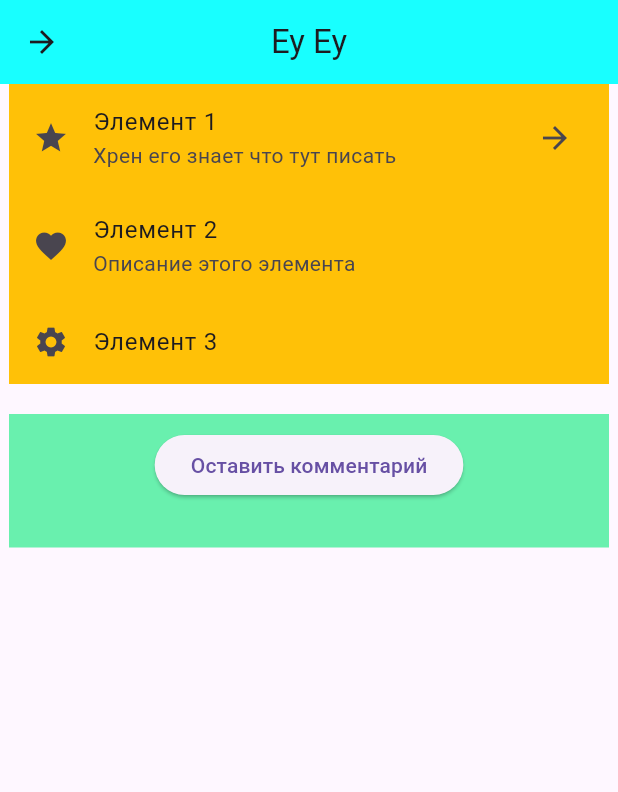
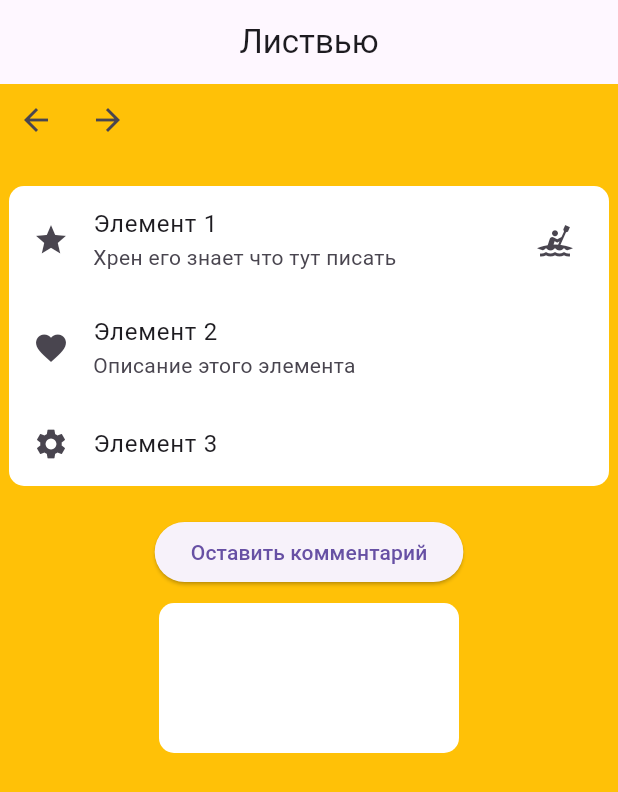
Before and after one commit to azimsaburov/my_first_project, a Flutter app: the ViewList screen opened by its route, on a phone screen of 412 x 824 dp. Shown: the top 792 px of the screen. Run offline on Flutter 3.47's test engine with Material 3 defaults, Android fonts, the phone set to English and light mode, and no system bars.

Commit message:
Навигация и дизайн

```diff
--- a/lib/screens/listview.dart
+++ b/lib/screens/listview.dart
@@ -11,7 +11,6 @@ class _ViewListState extends State<ViewList> {
   String inputText = '';
 
   void _showInputDialog(BuildContext context) {
-
     final TextEditingController controllerSuka = TextEditingController();
     void updateText() {
       setState(
@@ -59,31 +58,48 @@ class _ViewListState extends State<ViewList> {
   Widget build(BuildContext context) {
     return Scaffold(
       appBar: AppBar(
-        title: Text('Еу Еу'),
+        title: Text('Листвью'),
         centerTitle: true,
-        backgroundColor: Colors.cyanAccent,
-        leading: IconButton(
+        automaticallyImplyLeading: false,
+      ),
+      body: SingleChildScrollView(
+        child: Container(
+          color: Colors.amber,
+          width: MediaQuery.of(context).size.width,
+          height: MediaQuery.of(context).size.height,
+          child: Column(
+            children: [
+              Row(
+                children: [
+                  IconButton(
+                    onPressed: () =>
+                        Navigator.pushReplacementNamed(context, '/home'),
+                    icon: Icon(Icons.arrow_back),
+                  ),
+                  SizedBox(height: 20),
+                  IconButton(
                     onPressed: () {
-            Navigator.pushReplacementNamed(context, '/next');
+                      Navigator.pushReplacementNamed(context, '/');
                     },
                     icon: Icon(Icons.arrow_forward),
                   ),
+                ],
               ),
-      body: Center(
-        child: Column(
-          //mainAxisAlignment: MainAxisAlignment.center,
-          children: [
+              SizedBox(height: 20),
               Container(
-              color: Colors.amber,
                 width: 400,
                 height: 200,
+                decoration: BoxDecoration(
+                  color: Colors.white,
+                  borderRadius: BorderRadius.circular(10),
+                ),
                 child: ListView(
                   children: [
                     ListTile(
                       leading: Icon(Icons.star),
                       title: Text('Элемент 1'),
                       subtitle: Text('Хрен его знает что тут писать'),
-                    trailing: Icon(Icons.arrow_forward),
+                      trailing: Icon(Icons.kayaking),
                     ),
                     ListTile(
                       leading: Icon(Icons.favorite),
@@ -98,12 +114,6 @@ class _ViewListState extends State<ViewList> {
                 ),
               ),
               SizedBox(height: 20),
-            Container(
-              width: 400,
-              color: Colors.greenAccent,
-              padding: EdgeInsets.all(10),
-              child: Column(
-                children: [
               ElevatedButton(
                 onPressed: () {
                   setState(
@@ -114,11 +124,19 @@ class _ViewListState extends State<ViewList> {
                 },
                 child: Text('Оставить комментарий'),
               ),
-                  Text(inputText),
+              SizedBox(height: 10),
+              Container(
+                width: 200,
+                height:100,
+                alignment: Alignment.center,
+                decoration: BoxDecoration(
+                  color: Colors.white,
+                  borderRadius: BorderRadius.circular(10),
+                ),
+                child: Text(inputText,),
+              ),
             ],
           ),
-            ),
-          ],
         ),
       ),
     );
--- a/lib/screens/next_page.dart
+++ b/lib/screens/next_page.dart
@@ -103,8 +103,9 @@ class _NextPageState extends State<NextPage> {
                           content: Text('Выполнено!'),
                         ),
                       );
+                      Navigator.pushReplacementNamed(context, '/home');
                     }
-                    Navigator.pushReplacementNamed(context, '/home');
+
                     String pass = _passwordController.text;
                     // ignore: avoid_print
                     print('Пароль: $pass');
```
Also changed, not shown: lib/screens/home_page.dart (+11 -5 lines), pubspec.lock. Lines whose indentation alone changed are shown as unchanged.
